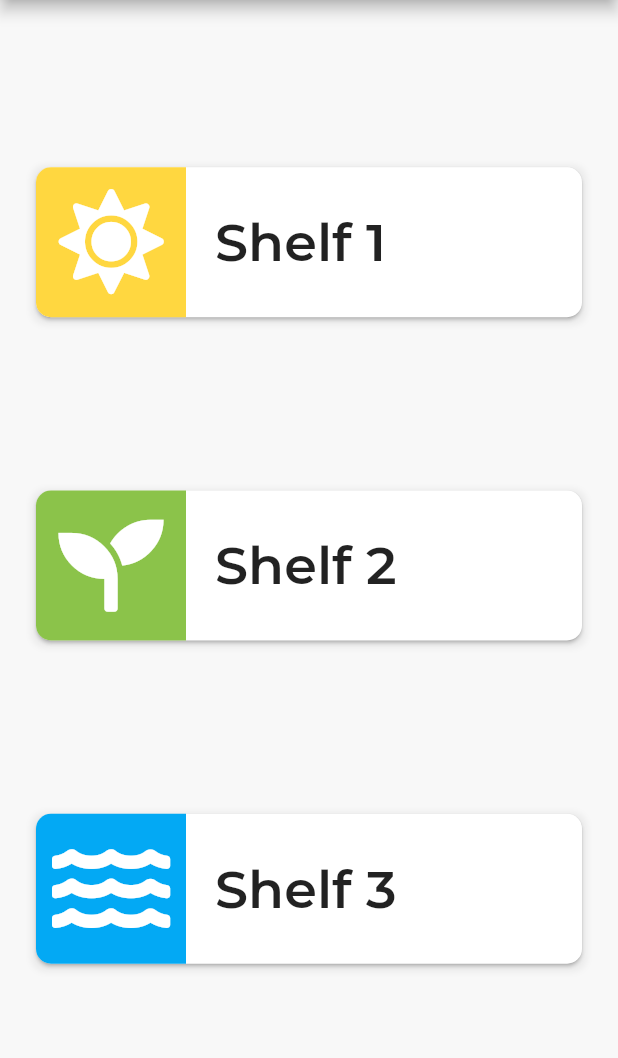
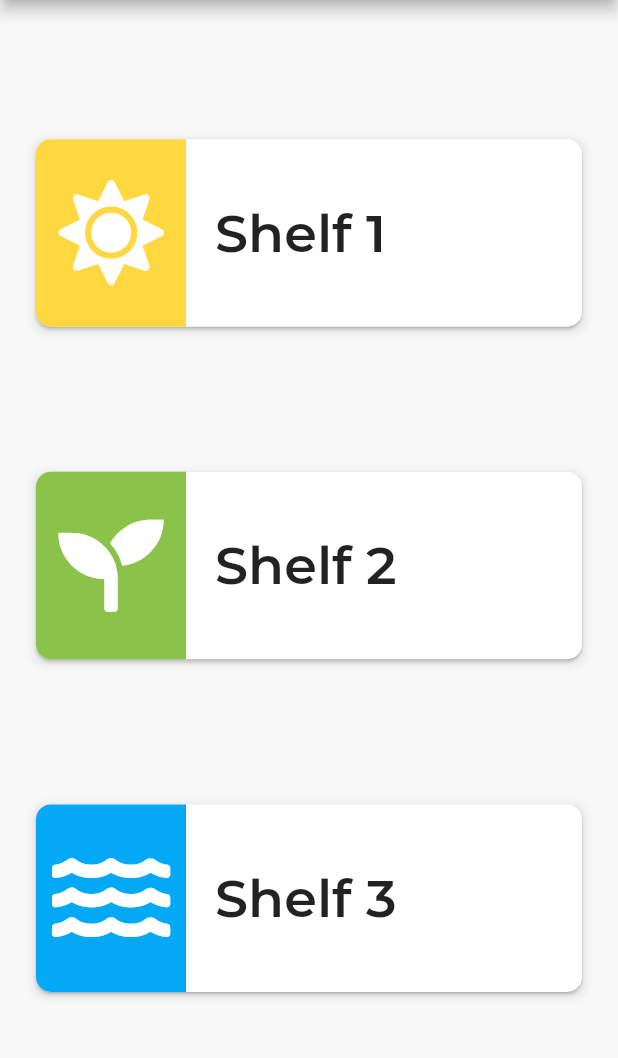
Before and after one commit to Senior-Design-ZotPonics/ZotPonicsMobileAppv3, a Flutter app: the screen it shows after launch, on a phone screen of 412 x 824 dp, the part 105-1163 px from its top. Run offline on Flutter 3.47's test engine with Material 2 defaults, Android fonts, the phone set to English and light mode, and no system bars; our stand-ins replace font_awesome_flutter, platform; missing offline and left inert: flutter_local_notifications_platform_interface; network calls fail; project files that could hold a hidden picture were left out.

Commit message:
Moved notifications and baseLevel to homePage
Also resized shelfButton

```diff
--- a/lib/homePage.dart
+++ b/lib/homePage.dart
@@ -27,13 +27,46 @@ class HomePage extends StatefulWidget {
   State<StatefulWidget> createState() => _HomePage(_font);
 }
 
-
 class _HomePage extends State<HomePage> {
   final String _font;
 
   @override
   void initState() {
     super.initState();
+
+    ///Initializing settings for notifications
+    final androidSettings = AndroidInitializationSettings('notif_icon');
+    final iOSSettings = IOSInitializationSettings(
+        onDidReceiveLocalNotification: (id, title, body, payload) => notificationSelected(payload));
+
+    notifPlugin.initialize(InitializationSettings(androidSettings, iOSSettings), onSelectNotification: notificationSelected);
+
+    displayReminderNotifPeriodically();
+  }
+
+  ///Plugin to handle notifications
+  FlutterLocalNotificationsPlugin notifPlugin = FlutterLocalNotificationsPlugin();
+
+  ///When notification is tapped, this function is run
+  Future notificationSelected(String payload) async => await Navigator.push(
+      context, MaterialPageRoute(builder: (context) => HomePage(_font))
+  );
+
+  ///Displays reminder notifications
+  Future displayReminderNotifPeriodically() {
+    ///Notification setup
+    var time = Time(12, 0, 0); ///Notification appears biweekly Sunday at 12:00
+    var androidPlatformChannelSpecifics = AndroidNotificationDetails(
+        'Channel ID', 'ZotPonics', 'Channel Description',
+        importance: Importance.Default,
+        priority: Priority.Default,
+        ticker: 'Replace your nutrient water!');
+    var iOSPlatformChannelSpecifics = IOSNotificationDetails();
+    var platformChannelSpecifics = NotificationDetails(
+        androidPlatformChannelSpecifics, iOSPlatformChannelSpecifics);
+
+    ///Biweekly notifications handled by modified package code in directory
+    notifPlugin.showWeeklyAtDayAndTime(0, 'ZotPonics', 'Replace your nutrient water!', Day.Sunday, time, RepeatInterval.Biweekly, platformChannelSpecifics);
   }
 
   ///Constructor
@@ -75,14 +108,33 @@ class _HomePage extends State<HomePage> {
             )
         ),
         ///Info cards
-        body: Column(
+        body: FutureBuilder<SensorPostGet>(
+            future: getSensorData(1), ///Activates every time state changes
+            builder: (context, snapshot) {
+                try { /// Display reservoir water level if possible
+                    return Column(
                         mainAxisAlignment: MainAxisAlignment.spaceEvenly,
                         crossAxisAlignment: CrossAxisAlignment.center,
                         children: [
                             ShelfButton('Shelf 1', Colors.amberAccent, FontAwesomeIcons.solidSun, _font, 1),
                             ShelfButton('Shelf 2', Colors.lightGreen, FontAwesomeIcons.seedling, _font, 2),
-                      ShelfButton('Shelf 3', Colors.lightBlue, FontAwesomeIcons.water, _font, 3)
+                            ShelfButton('Shelf 3', Colors.lightBlue, FontAwesomeIcons.water, _font, 3),
+                            TextWidget('Reservoir Water Level: ${snapshot.data.readings.last.baseLevel} cm', _font, Colors.black, FontWeight.w400, 15)
                       ]
+                    );
+                }
+                catch (e) { /// Display just the shelves if the water level can't be identified
+                    return Column(
+                        mainAxisAlignment: MainAxisAlignment.spaceEvenly,
+                        crossAxisAlignment: CrossAxisAlignment.center,
+                        children: [
+                          ShelfButton('Shelf 1', Colors.amberAccent, FontAwesomeIcons.solidSun, _font, 1),
+                          ShelfButton('Shelf 2', Colors.lightGreen, FontAwesomeIcons.seedling, _font, 2),
+                          ShelfButton('Shelf 3', Colors.lightBlue, FontAwesomeIcons.water, _font, 3),
+                        ]
+                    );
+                }
+            }
         )
         /*bottomNavigationBar: new BottomAppBar( /// create and delete buttons
             child: Row(
--- a/lib/shelfButton.dart
+++ b/lib/shelfButton.dart
@@ -66,7 +66,7 @@ class _ShelfButton extends State<ShelfButton> {
                       ///Icon + icon background
                       Container(
                           width: 100,
-                          height: 100,
+                          height: 125,
                           decoration: BoxDecoration(
                               color: _color,
                               borderRadius: BorderRadius.only(
```
Also changed, not shown: lib/systemPage.dart (+0 -43 lines). Lines whose indentation alone changed are shown as unchanged.
